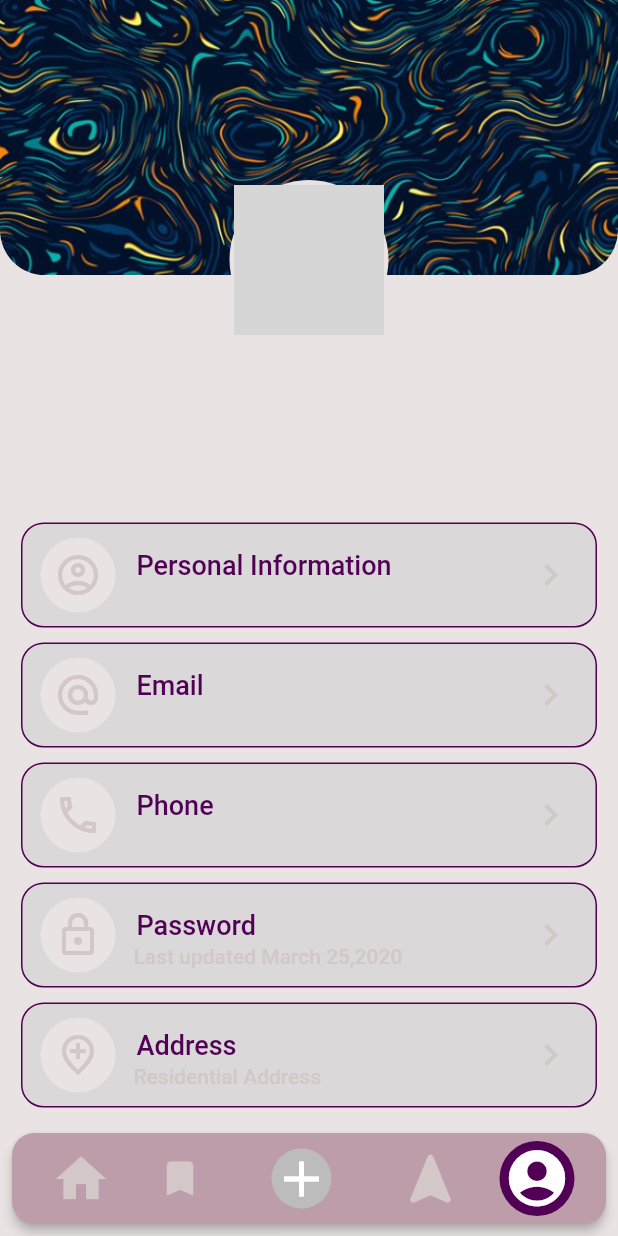
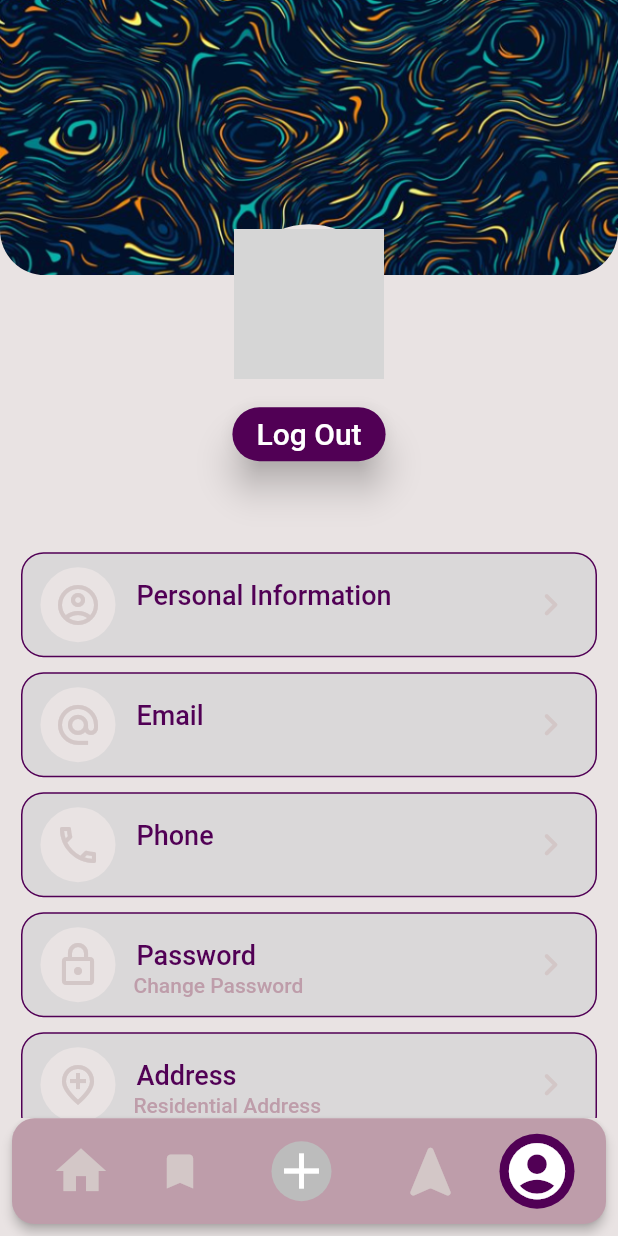
Before and after one commit to JohnNixon6972/Property_app, a Flutter app: the profileScreen screen opened by its route, on a phone screen of 412 x 824 dp. Run offline on Flutter 3.47's test engine with Material 2 defaults, Android fonts, the phone set to English and light mode, and no system bars; drawn by our look-alikes of avatar_glow; our stand-ins replace cloud_firestore, dotted_border, file_picker, firebase_auth, firebase_core, firebase_storage and 3 more; missing offline and left inert: emojis, multi_image_picker; accounts and stored records are empty; grey boxes are pictures that could not be loaded.

Commit message:
Accessing user data in profile

```diff
--- a/lib/screens/profileScreen.dart
+++ b/lib/screens/profileScreen.dart
@@ -1,4 +1,5 @@
 import 'package:flutter/material.dart';
+import 'package:property_app/screens/loginScreen.dart';
 import '../constants.dart';
 import 'dart:math';
 import '../components/bottomNavigationBar.dart';
@@ -23,25 +24,24 @@ List<String> option_titles = [
   "Address"
 ];
 
+final _firestore = FirebaseFirestore.instance;
 final _formKey = GlobalKey<FormState>();
+
+late String name = "";
+late String email = "";
+late String mobileNumber = "";
+late String addressLine1 = "Not Saved";
+late String addressLine2 = "Not Saved";
+late String password = "Not Saved";
+late String city = "Not Saved";
+late String state = "Not Saved";
+late String country = "Not Saved";
+late String postalCode = "Not Saved";
 
 class _profileScreenState extends State<profileScreen> {
   final meaageTextController = TextEditingController();
   final _auth = FirebaseAuth.instance;
-  final _firestore = FirebaseFirestore.instance;
-  // final CollectionReference collectionRef =
-  //     FirebaseFirestore.instance.collection("users");
   final messageTextController = TextEditingController();
-  late String name = "";
-  late String email = "";
-  late String mobileNumber="";
-  late String addressLine1="";
-  late String addressLine2="";
-  late String password="";
-  late String city="";
-  late String state="";
-  late String country="";
-  late String postalCode="";
 
   @override
   void initState() {
@@ -127,37 +127,60 @@ class _profileScreenState extends State<profileScreen> {
               ),
             ),
             Expanded(
-              flex: 4,
+              flex: 3,
               child: Padding(
-                padding: EdgeInsets.only(top: 50),
+                padding: EdgeInsets.only(top: 30),
                 child: Center(
                   child: Column(
                     children: [
-                      Text(
-                        name,
-                        style: TextStyle(
-                            color: kHighlightedTextColor,
-                            fontSize: 25,
-                            fontWeight: FontWeight.bold,
-                            wordSpacing: -1),
+                      // Text(
+                      //   name,
+                      //   style: TextStyle(
+                      //       color: kHighlightedTextColor,
+                      //       fontSize: 25,
+                      //       fontWeight: FontWeight.bold,
+                      //       wordSpacing: -1),
+                      // ),
+                      // Text(
+                      //   email,
+                      //   style: TextStyle(
+                      //       color: kSubCategoryColor,
+                      //       fontWeight: FontWeight.bold),
+                      // ),
+                      ElevatedButton(
+                        onPressed: () async {
+                          await FirebaseAuth.instance.signOut();
+                          Navigator.pushNamed(context, loginScreen.id);
+                        },
+                        style: ElevatedButton.styleFrom(
+                          elevation: 10,
+                          primary: kPrimaryButtonColor,
+                          shape: RoundedRectangleBorder(
+                            borderRadius: BorderRadius.circular(25),
+                          ),
+                        ),
+                        child: const Text(
+                          'Log Out',
+                          style: TextStyle(color: Colors.white, fontSize: 20),
+                        ),
                       ),
-                      Text(
-                        email,
-                        style: TextStyle(
-                            color: kSubCategoryColor,
-                            fontWeight: FontWeight.bold),
-                      )
+                      SizedBox(
+                        height: 10,
+                      ),
                     ],
                   ),
                 ),
               ),
             ),
             Expanded(
-              flex: 12,
+              flex: 10,
               child: SingleChildScrollView(
                 physics: const BouncingScrollPhysics(),
                 child: Column(
                   children: [
+                    SizedBox(
+                      height: 10,
+                    ),
                     ProfileDetailsContainer(
                       icon: Icons.account_circle_outlined,
                       Title: "Personal Information",
@@ -176,7 +199,7 @@ class _profileScreenState extends State<profileScreen> {
                     ProfileDetailsContainer(
                       icon: Icons.lock_outlined,
                       Title: "Password",
-                      SubTitle: "Last updated March 25,2020",
+                      SubTitle: "Change Password",
                     ),
                     ProfileDetailsContainer(
                       icon: Icons.add_location_outlined,
@@ -262,7 +285,7 @@ class _ProfileDetailsContainerState extends State<ProfileDetailsContainer> {
                   Text(
                     widget.SubTitle,
                     style: TextStyle(
-                        color: kNavigationIconColor,
+                        color: kBottomNavigationBackgroundColor,
                         fontWeight: FontWeight.w500),
                   )
                 ],
@@ -275,11 +298,13 @@ class _ProfileDetailsContainerState extends State<ProfileDetailsContainer> {
                 angle: 90 * pi / 180,
                 child: GestureDetector(
                   onTap: () {
-                    // Navigator.pop(context);
                     showDialog(
                         context: context,
                         builder: (_) => editDetailsPopup(widget.Title,
                             fields[option_titles.indexOf(widget.Title)]));
+                    setState(() {
+                      // Navigator.pop(context);
+                    });
                   },
                   child: Icon(
                     Icons.expand_less_rounded,
@@ -296,6 +321,7 @@ class _ProfileDetailsContainerState extends State<ProfileDetailsContainer> {
   }
 
   SimpleDialog editDetailsPopup(String boxTitle, List<Widget> childern) {
+    final _auth = FirebaseAuth.instance;
     return SimpleDialog(
       backgroundColor: kPageBackgroundColor,
       shape: RoundedRectangleBorder(borderRadius: BorderRadius.circular(15)),
@@ -316,15 +342,39 @@ class _ProfileDetailsContainerState extends State<ProfileDetailsContainer> {
               children: [
                 Column(children: childern),
                 ElevatedButton(
-                  onPressed: () {
+                  onPressed: () async {
                     // Validate returns true if the form is valid, or false otherwise.
-                    if (_formKey.currentState!.validate()) {
-                      // If the form is valid, display a snackbar. In the real world,
-                      // you'd often call a server or save the information in a database.
-                      ScaffoldMessenger.of(context).showSnackBar(
-                        const SnackBar(content: Text('Processing Data')),
-                      );
-                    }
+                    setState(() {
+                      try {
+                        // if (_formKey.currentState!.validate()) {
+                        //   //   //   //   //   // If the form is valid, display a snackbar. In the real world,
+                        //   //   //   //   //   // you'd often call a server or save the information in a database.
+                        //   //   //   //   //   // ScaffoldMessenger.of(context).showSnackBar(
+                        //   //   //   //   //   //   const SnackBar(content: Text('Processing Data')),
+                        //   //   //   //   //   // );
+
+                        // }
+                        print(name);
+                        name = name;
+                        _firestore
+                            .collection("Users")
+                            .doc(loggedInUser.email)
+                            .set({
+                          "email": email,
+                          "name": name,
+                          "number": mobileNumber,
+                          "addressLine1": addressLine1,
+                          "addressLine2": addressLine2,
+                          "city": city,
+                          "state": state,
+                          "country": country,
+                          "postalcode": postalCode,
+                        });
+                        Navigator.pop(context);
+                      } catch (e) {
+                        print(e);
+                      }
+                    });
                   },
                   style: ElevatedButton.styleFrom(
                     primary: kPrimaryButtonColor,
```
Also changed, not shown: lib/components/dialogBoxListWidgets.dart (+55 -49 lines), lib/screens/homescreen.dart (+45 -6 lines), lib/screens/loginScreen.dart (+3 -5 lines), lib/screens/registerScreen.dart (+7 -7 lines).
